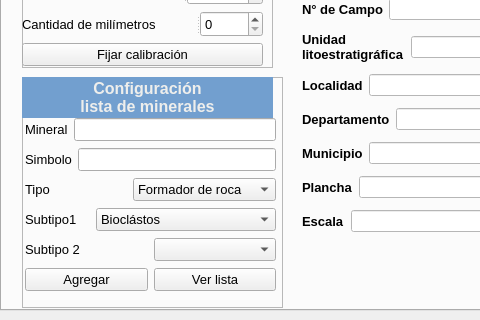
Qt form interfaz_grafica/interfaz.ui (joaramirezra/gestion_micro) before a commit; both pictures show x 0 to 480 and y 260 to 580 of the 935 by 580 pixel window.
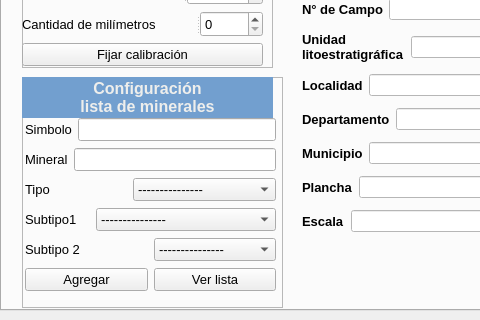
The same form after that commit. Icons and pictures are not drawn.

What changed in the file:
```diff
--- a/interfaz_grafica/interfaz.ui
+++ b/interfaz_grafica/interfaz.ui
@@ -292,20 +292,6 @@
         </rect>
        </property>
        <layout class="QVBoxLayout" name="verticalLayout_7">
-        <item>
-         <layout class="QHBoxLayout" name="horizontalLayout_15">
-          <item>
-           <widget class="QLabel" name="label_mineral_config">
-            <property name="text">
-             <string>Mineral</string>
-            </property>
-           </widget>
-          </item>
-          <item>
-           <widget class="QLineEdit" name="input_simbolo"/>
-          </item>
-         </layout>
-        </item>
         <item>
          <layout class="QHBoxLayout" name="horizontalLayout_25">
           <item>
@@ -316,6 +302,20 @@
            </widget>
           </item>
           <item>
+           <widget class="QLineEdit" name="input_simbolo"/>
+          </item>
+         </layout>
+        </item>
+        <item>
+         <layout class="QHBoxLayout" name="horizontalLayout_15">
+          <item>
+           <widget class="QLabel" name="label_mineral_config">
+            <property name="text">
+             <string>Mineral</string>
+            </property>
+           </widget>
+          </item>
+          <item>
            <widget class="QLineEdit" name="input_mineral_config"/>
           </item>
          </layout>
@@ -331,6 +331,11 @@
           </item>
           <item>
            <widget class="QComboBox" name="input_tipo_mineral">
+            <item>
+             <property name="text">
+              <string>---------------</string>
+             </property>
+            </item>
             <item>
              <property name="text">
               <string>Formador de roca</string>
@@ -406,6 +411,11 @@
           </item>
           <item>
            <widget class="QComboBox" name="input_subt_mineral">
+            <item>
+             <property name="text">
+              <string>---------------</string>
+             </property>
+            </item>
             <item>
              <property name="text">
               <string>Bioclástos</string>
@@ -530,7 +540,13 @@
            </widget>
           </item>
           <item>
-           <widget class="QComboBox" name="comboBox"/>
+           <widget class="QComboBox" name="input_subt2_mineral">
+            <item>
+             <property name="text">
+              <string>---------------</string>
+             </property>
+            </item>
+           </widget>
           </item>
          </layout>
         </item>
```
